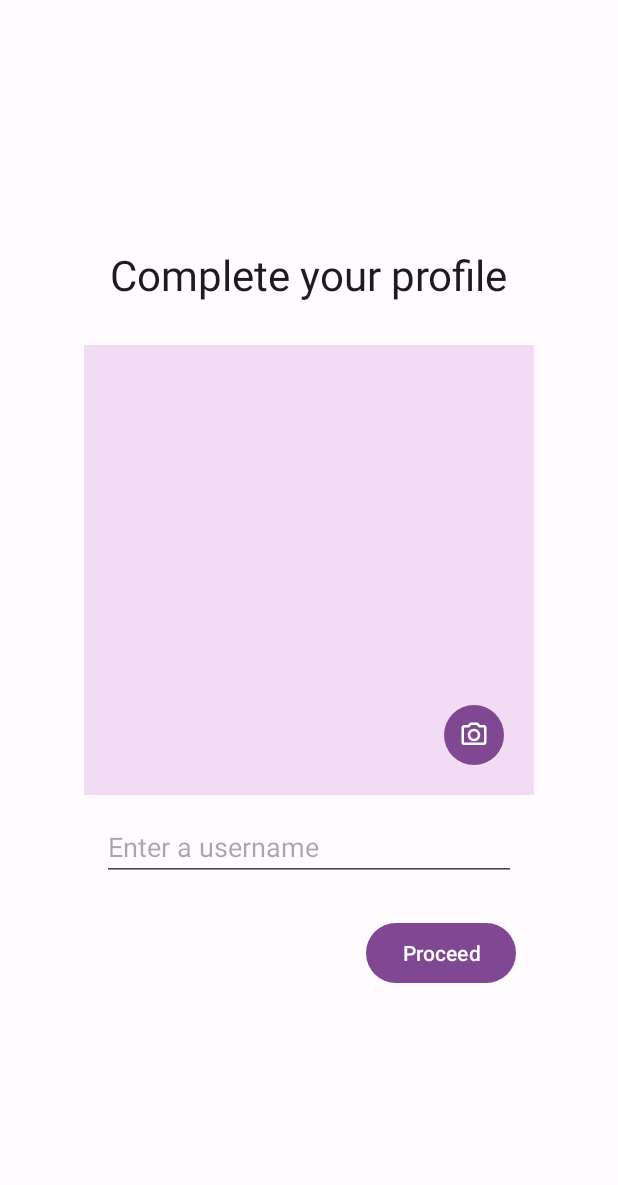
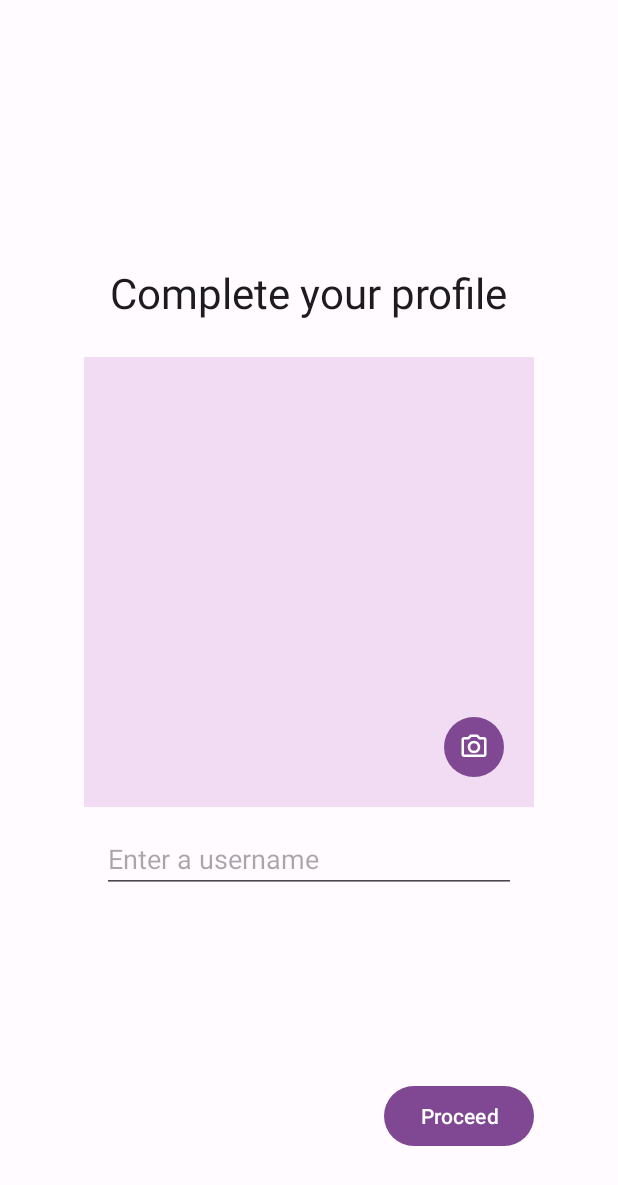
Before and after one commit to Omasyo/MessageOwl, an Android app: the CompleteProfileFragment screen opened through its navigation route, on a phone screen of 412 x 824 dp. Shown: the top 1185 px of the screen. Run offline under Robolectric (Android 15) with nearby library versions, the phone set to English and light mode, and no system bars; our stand-ins replace Firebase (no records; nobody signed in at launch, a user with empty details on screens opened directly); libraries missing offline, so code that uses them is left out: com.hbb20; 2 statements that could not run were skipped.

Commit message:
improved auth ui and flow

```diff
--- a/app/build.gradle
+++ b/app/build.gradle
@@ -13,6 +13,8 @@ android {
         targetSdk 32
         versionCode 1
         versionName "1.0"
+
+        vectorDrawables.useSupportLibrary = true
 
         testInstrumentationRunner "androidx.test.runner.AndroidJUnitRunner"
     }
--- a/app/src/main/java/com/xtapps/messageowl/AuthActivity.kt
+++ b/app/src/main/java/com/xtapps/messageowl/AuthActivity.kt
@@ -1,7 +1,9 @@
 package com.xtapps.messageowl
 
+import android.content.Intent
 import androidx.appcompat.app.AppCompatActivity
 import android.os.Bundle
+import com.google.firebase.auth.FirebaseAuth
 
 class AuthActivity : AppCompatActivity() {
     override fun onCreate(savedInstanceState: Bundle?) {
--- a/app/src/main/java/com/xtapps/messageowl/AuthViewModel.kt
+++ b/app/src/main/java/com/xtapps/messageowl/AuthViewModel.kt
@@ -18,7 +18,7 @@ class AuthViewModel: ViewModel() {
     lateinit var storedVerificationId: String
     lateinit var resendToken: PhoneAuthProvider.ForceResendingToken
 
-    val callbacks = object : PhoneAuthProvider.OnVerificationStateChangedCallbacks() {
+    private val callbacks = object : PhoneAuthProvider.OnVerificationStateChangedCallbacks() {
 
         override fun onVerificationCompleted(credential: PhoneAuthCredential) {
             // This callback will be invoked in two situations:
--- a/app/src/main/java/com/xtapps/messageowl/MainActivity.kt
+++ b/app/src/main/java/com/xtapps/messageowl/MainActivity.kt
@@ -1,5 +1,6 @@
 package com.xtapps.messageowl
 
+import android.content.Intent
 import android.os.Bundle
 import android.view.Gravity
 import com.google.android.material.bottomnavigation.BottomNavigationView
@@ -27,6 +28,7 @@ class MainActivity : AppCompatActivity() {
         }
         binding.button2.setOnClickListener {
             FirebaseAuth.getInstance().signOut()
+            finish()
         }
 
         val navHostFragment =
--- a/app/src/main/java/com/xtapps/messageowl/ui/auth/CompleteProfileFragment.kt
+++ b/app/src/main/java/com/xtapps/messageowl/ui/auth/CompleteProfileFragment.kt
@@ -1,19 +1,31 @@
 package com.xtapps.messageowl.ui.auth
 
+import android.content.Intent
 import android.os.Bundle
 import androidx.fragment.app.Fragment
 import android.view.LayoutInflater
 import android.view.View
 import android.view.ViewGroup
+import com.xtapps.messageowl.AuthActivity
+import com.xtapps.messageowl.MainActivity
 import com.xtapps.messageowl.R
+import com.xtapps.messageowl.databinding.FragmentCompleteProfileBinding
+import com.xtapps.messageowl.databinding.FragmentVerifyBinding
 
 class CompleteProfileFragment : Fragment() {
+
+    private lateinit var _binding: FragmentCompleteProfileBinding
 
     override fun onCreateView(
         inflater: LayoutInflater, container: ViewGroup?,
         savedInstanceState: Bundle?
     ): View? {
-        // Inflate the layout for this fragment
-        return inflater.inflate(R.layout.fragment_complete_profile, container, false)
+        _binding = FragmentCompleteProfileBinding.inflate(inflater, container, false)
+        _binding.proceedButton.setOnClickListener {
+            startActivity(Intent(activity, MainActivity::class.java))
+            activity?.finish()
+        }
+
+        return _binding.root
     }
 }
--- a/app/src/main/java/com/xtapps/messageowl/ui/auth/WelcomeFragment.kt
+++ b/app/src/main/java/com/xtapps/messageowl/ui/auth/WelcomeFragment.kt
@@ -6,9 +6,11 @@ import android.view.LayoutInflater
 import android.view.View
 import android.view.ViewGroup
 import android.widget.EditText
+import android.widget.TextView
 import android.widget.Toast
 import androidx.fragment.app.activityViewModels
 import androidx.navigation.fragment.findNavController
+import com.google.android.material.snackbar.Snackbar
 import com.hbb20.CountryCodePicker
 import com.xtapps.messageowl.AuthActivity
 import com.xtapps.messageowl.AuthViewModel
@@ -30,11 +32,17 @@ class WelcomeFragment : Fragment() {
         val carrierText = _binding.carrierNumber as EditText
         ccp.registerCarrierNumberEditText(carrierText)
 
-        _binding.button.setOnClickListener {
-            findNavController().navigate(R.id.action_welcomeFragment_to_verifyFragment)
-            viewModel.sendVerification(ccp.fullNumberWithPlus, this.activity as AuthActivity)
-            Toast.makeText(context, ccp.fullNumberWithPlus, Toast.LENGTH_SHORT)
-                .show()
+        _binding.proceedButton.setOnClickListener {
+            if(ccp.isValidFullNumber) {
+                viewModel.sendVerification(ccp.fullNumberWithPlus, this.activity as AuthActivity)
+
+                findNavController().navigate(R.id.action_welcomeFragment_to_verifyFragment)
+            } else {
+                Snackbar.make(_binding.root, "Please enter a valid phone number" ,Snackbar.LENGTH_LONG)
+                    .show()
+//                Toast.makeText(context, "Please enter a valid phone number", Toast.LENGTH_LONG)
+//                    .show()
+            }
         }
 
         return _binding.root
--- a/app/src/main/res/layout/fragment_complete_profile.xml
+++ b/app/src/main/res/layout/fragment_complete_profile.xml
@@ -1,67 +1,64 @@
 <?xml version="1.0" encoding="utf-8"?>
-<FrameLayout xmlns:android="http://schemas.android.com/apk/res/android"
+<androidx.constraintlayout.widget.ConstraintLayout xmlns:android="http://schemas.android.com/apk/res/android"
     xmlns:app="http://schemas.android.com/apk/res-auto"
     xmlns:tools="http://schemas.android.com/tools"
-    android:id="@+id/frameLayout"
     android:layout_width="match_parent"
     android:layout_height="match_parent"
+    android:layout_gravity="center"
+    android:padding="56dp"
+
     tools:context=".ui.auth.CompleteProfileFragment">
-
-    <androidx.constraintlayout.widget.ConstraintLayout
-        android:layout_width="match_parent"
-        android:layout_height="wrap_content"
-        android:padding="56dp"
-        android:layout_gravity="center">
 
     <TextView
         android:id="@+id/complete_profile_text"
+        style="@style/TextAppearance.Material3.HeadlineMedium"
         android:layout_width="wrap_content"
         android:layout_height="wrap_content"
-            app:layout_constraintTop_toTopOf="parent"
-            app:layout_constraintStart_toStartOf="parent"
-            app:layout_constraintEnd_toEndOf="parent"
+        android:layout_marginBottom="24dp"
         android:text="@string/complete_profile"
-            style="@style/TextAppearance.Material3.HeadlineMedium"/>
+        app:layout_constraintBottom_toTopOf="@+id/profile_image"
+        app:layout_constraintEnd_toEndOf="@id/profile_image"
+        app:layout_constraintStart_toStartOf="@id/profile_image" />
 
     <ImageView
         android:id="@+id/profile_image"
         android:layout_width="match_parent"
-            android:layout_height="match_parent"
+        android:layout_height="wrap_content"
+        android:layout_marginBottom="48dp"
         android:adjustViewBounds="true"
+        app:layout_constraintBottom_toBottomOf="parent"
         app:layout_constraintEnd_toEndOf="parent"
         app:layout_constraintStart_toStartOf="parent"
-            app:layout_constraintTop_toBottomOf="@+id/complete_profile_text"
+        app:layout_constraintTop_toTopOf="parent"
         app:srcCompat="?attr/colorSecondaryContainer"
-            android:layout_marginTop="28dp"
-            tools:srcCompat="@tools:sample/avatars"/>
+        tools:srcCompat="@tools:sample/avatars" />
+
     <Button
+        style="@style/Widget.Material3.Button.IconButton.Filled"
         android:layout_width="wrap_content"
         android:layout_height="wrap_content"
-            style="@style/Widget.Material3.Button.IconButton.Filled"
+        android:layout_margin="16dp"
         app:icon="@drawable/ic_camera"
-            android:layout_margin="16dp"
         app:layout_constraintBottom_toBottomOf="@id/profile_image"
-            app:layout_constraintEnd_toEndOf="@id/profile_image"/>
+        app:layout_constraintEnd_toEndOf="@id/profile_image" />
 
     <EditText
         android:id="@+id/username_field"
         android:layout_width="match_parent"
         android:layout_height="wrap_content"
+        android:layout_margin="12dp"
         android:hint="@string/username_hint"
         android:maxLength="20"
-            android:layout_margin="12dp"
-            app:layout_constraintTop_toBottomOf="@id/profile_image"
-            app:layout_constraintStart_toStartOf="parent"
-            app:layout_constraintEnd_toEndOf="parent"/>
+        app:layout_constraintEnd_toEndOf="@id/profile_image"
+        app:layout_constraintStart_toStartOf="@id/profile_image"
+        app:layout_constraintTop_toBottomOf="@id/profile_image" />
 
     <Button
+        android:id="@+id/proceed_button"
         android:layout_width="wrap_content"
         android:layout_height="wrap_content"
         android:text="@string/proceed"
-            android:layout_marginTop="24dp"
-            app:layout_constraintTop_toBottomOf="@id/username_field"
-            app:layout_constraintEnd_toEndOf="@id/username_field"/>
+        app:layout_constraintBottom_toBottomOf="parent"
+        app:layout_constraintEnd_toEndOf="parent" />
 
 </androidx.constraintlayout.widget.ConstraintLayout>
-
-</FrameLayout>
--- a/app/src/main/res/navigation/auth_navigation.xml
+++ b/app/src/main/res/navigation/auth_navigation.xml
@@ -22,10 +22,21 @@
         <action
             android:id="@+id/action_verifyFragment_to_completeProfileFragment"
             app:destination="@id/completeProfileFragment" />
+        <action
+            android:id="@+id/action_verifyFragment_to_welcomeFragment"
+            app:destination="@id/welcomeFragment"
+            app:popUpTo="@id/welcomeFragment"
+            app:popUpToInclusive="true" />
     </fragment>
     <fragment
         android:id="@+id/completeProfileFragment"
         android:name="com.xtapps.messageowl.ui.auth.CompleteProfileFragment"
         android:label="fragment_complete_profile"
-        tools:layout="@layout/fragment_complete_profile" />
+        tools:layout="@layout/fragment_complete_profile" >
+        <action
+            android:id="@+id/action_completeProfileFragment_to_welcomeFragment"
+            app:destination="@id/welcomeFragment"
+            app:popUpTo="@id/welcomeFragment"
+            app:popUpToInclusive="true" />
+    </fragment>
 </navigation>
--- a/app/src/main/res/values/strings.xml
+++ b/app/src/main/res/values/strings.xml
@@ -4,6 +4,7 @@
     <string name="verify_number">Verify your phone number</string>
     <string name="proceed">Proceed</string>
     <string name="resend">Resend</string>
+    <string name="edit_number">Change number</string>
     <string name="chats">Chats</string>
     <string name="contacts">Contacts</string>
     <string name="settings">Settings</string>
```
Also changed, not shown: app/src/main/java/com/xtapps/messageowl/SplashAcitvity.kt (+12 -0 lines), app/src/main/java/com/xtapps/messageowl/ui/auth/VerifyFragment.kt (+23 -1 lines), app/src/main/res/drawable/dummy.xml (added, +31 -0 lines), app/src/main/res/layout/fragment_verify.xml (+35 -16 lines), app/src/main/res/layout/fragment_welcome.xml (+16 -18 lines). Lines whose indentation alone changed are shown as unchanged.
